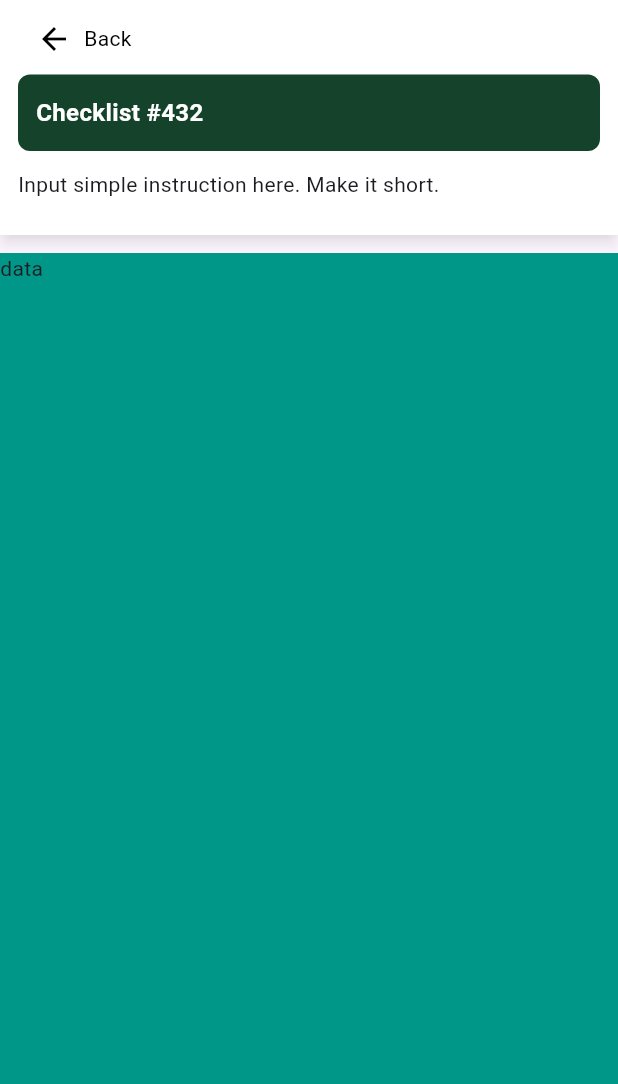
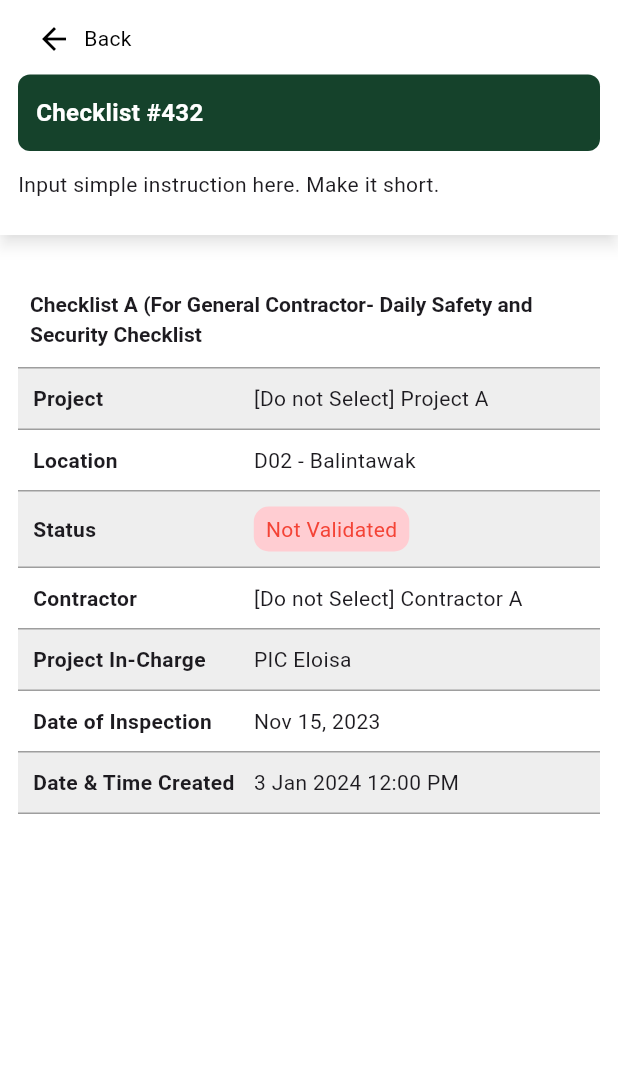
Before and after one commit to jamydevelop/Wilcon-Phase-2, a Flutter app: the ChecklistSummaryPage screen opened directly, on a phone screen of 412 x 824 dp, the part 152-1236 px from its top. Run offline on Flutter 3.47's test engine with Material 3 defaults, Android fonts, the light colour scheme and no system bars.

Commit message:
added content on checklist summary

```diff
--- a/wilcon_phase2/lib/module/checklist/checklist_summary/presentation/checklist_summary_page.dart
+++ b/wilcon_phase2/lib/module/checklist/checklist_summary/presentation/checklist_summary_page.dart
@@ -13,6 +13,7 @@ class _ChecklistSummaryPageState extends State<ChecklistSummaryPage> {
   @override
   Widget build(BuildContext context) {
     return Scaffold(
+      backgroundColor: Colors.white, //*********** COLOR BLUE ***************
       endDrawer:
           const CustomSidebar(), // Make sure this is not const if it is not a const constructor
       body: SafeArea(
@@ -28,9 +29,15 @@ class _ChecklistSummaryPageState extends State<ChecklistSummaryPage> {
             Expanded(
               child: SizedBox(
                 child: Container(
+                  margin: const EdgeInsets.all(12),
                   width: double.infinity,
-                  color: Colors.teal,
-                  child: const Text("data"),
+                  color: Colors.white, //*********** COLOR TEAL ***************
+                  child: Column(
+                    children: <Widget>[
+                      _textLabel(),
+                      _textBody(),
+                    ],
+                  ),
                 ),
               ),
             ),
@@ -39,4 +46,106 @@ class _ChecklistSummaryPageState extends State<ChecklistSummaryPage> {
       ),
     );
   }
+
+  Widget _textLabel() {
+    return Container(
+      margin: const EdgeInsets.fromLTRB(8, 12, 8, 12),
+      child: const Text(
+        'Checklist A (For General Contractor- Daily Safety and Security Checklist',
+        style: TextStyle(
+            fontSize: 14, fontWeight: FontWeight.w700, letterSpacing: 0.028),
+      ),
+    );
+  }
+
+  Widget _textBody() {
+    return Column(
+      crossAxisAlignment: CrossAxisAlignment.start,
+      children: [
+        _buildRow('Project', '[Do not Select] Project A', Colors.grey[200]!),
+        _buildRow('Location', 'D02 - Balintawak', Colors.white),
+        _buildRowWithBadge('Status', 'Not Validated', Colors.grey[200]!),
+        _buildRow('Contractor', '[Do not Select] Contractor A', Colors.white),
+        _buildRow('Project In-Charge', 'PIC Eloisa', Colors.grey[200]!),
+        _buildRow('Date of Inspection', 'Nov 15, 2023', Colors.white),
+        _buildRow(
+            'Date & Time Created', '3 Jan 2024 12:00 PM', Colors.grey[200]!),
+      ],
+    );
+  }
+
+  Widget _buildRow(String label, String value, Color backgroundColor) {
+    return Container(
+      decoration: BoxDecoration(
+        color: backgroundColor,
+        border: backgroundColor == Colors.grey[200]
+            ? const Border(
+                top: BorderSide(color: Colors.grey, width: 1.0),
+                bottom: BorderSide(color: Colors.grey, width: 1.0),
+              )
+            : null,
+      ),
+      padding: const EdgeInsets.symmetric(vertical: 10.0, horizontal: 10.0),
+      child: Row(
+        children: [
+          Expanded(
+            flex: 2,
+            child: Text(
+              label,
+              style: const TextStyle(fontWeight: FontWeight.bold),
+            ),
+          ),
+          Expanded(
+            flex: 3,
+            child: Text(value),
+          ),
+        ],
+      ),
+    );
+  }
+
+  Widget _buildRowWithBadge(String label, String value, Color backgroundColor) {
+    return Container(
+      decoration: BoxDecoration(
+        color: backgroundColor,
+        border: backgroundColor == Colors.grey[200]
+            ? const Border(
+                top: BorderSide(color: Colors.grey, width: 1.0),
+                bottom: BorderSide(color: Colors.grey, width: 1.0),
+              )
+            : null,
+      ),
+      padding: const EdgeInsets.symmetric(vertical: 10.0, horizontal: 10.0),
+      child: Row(
+        children: [
+          Expanded(
+            flex: 2,
+            child: Text(
+              label,
+              style: const TextStyle(fontWeight: FontWeight.bold),
+            ),
+          ),
+          Expanded(
+            flex: 3,
+            child: Row(
+              children: [
+                Container(
+                  padding: const EdgeInsets.symmetric(
+                      vertical: 5.0, horizontal: 8.0),
+                  decoration: BoxDecoration(
+                    color: Colors.red[100],
+                    borderRadius: BorderRadius.circular(10.0),
+                  ),
+                  child: Text(
+                    value,
+                    style: const TextStyle(color: Colors.red),
+                  ),
+                ),
+              ],
+            ),
+          ),
+        ],
+      ),
+    );
+  }
 }
```
